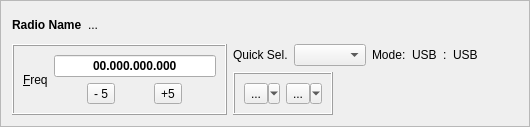
Old version of the form mqt/MqtLogger/rigcontrolframe.ui in the repository zsteva/backup-minos2.
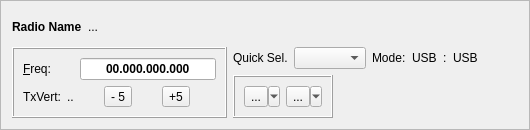
New version of the form. Custom widgets are drawn as their Qt base class.

Commit message: remove periods from freq messages

What changed in the file:
```diff
--- a/mqt/MqtLogger/rigcontrolframe.ui
+++ b/mqt/MqtLogger/rigcontrolframe.ui
@@ -7,7 +7,7 @@
     <x>0</x>
     <y>0</y>
     <width>530</width>
-    <height>127</height>
+    <height>130</height>
    </rect>
   </property>
   <property name="minimumSize">
@@ -25,7 +25,7 @@
   <property name="frameShadow">
    <enum>QFrame::Raised</enum>
   </property>
-  <layout class="QVBoxLayout" name="verticalLayout">
+  <layout class="QVBoxLayout" name="verticalLayout_5">
    <item>
     <layout class="QHBoxLayout" name="horizontalLayout_8">
      <item>
@@ -83,14 +83,36 @@
         <item>
          <layout class="QHBoxLayout" name="horizontalLayout_7">
           <item>
+           <layout class="QVBoxLayout" name="verticalLayout">
+            <item>
            <widget class="QLabel" name="label">
             <property name="text">
-             <string>&amp;Freq</string>
+               <string>&amp;Freq:</string>
             </property>
             <property name="buddy">
              <cstring>freqInput</cstring>
             </property>
            </widget>
+            </item>
+            <item>
+             <layout class="QHBoxLayout" name="horizontalLayout_10">
+              <item>
+               <widget class="QLabel" name="TxVertLabel">
+                <property name="text">
+                 <string>TxVert:</string>
+                </property>
+               </widget>
+              </item>
+              <item>
+               <widget class="QLabel" name="txvertStat">
+                <property name="text">
+                 <string>..</string>
+                </property>
+               </widget>
+              </item>
+             </layout>
+            </item>
+           </layout>
           </item>
           <item>
            <layout class="QVBoxLayout" name="verticalLayout_2">
```
Lines whose indentation alone changed are shown as unchanged. The commit also changes 16 other files.
